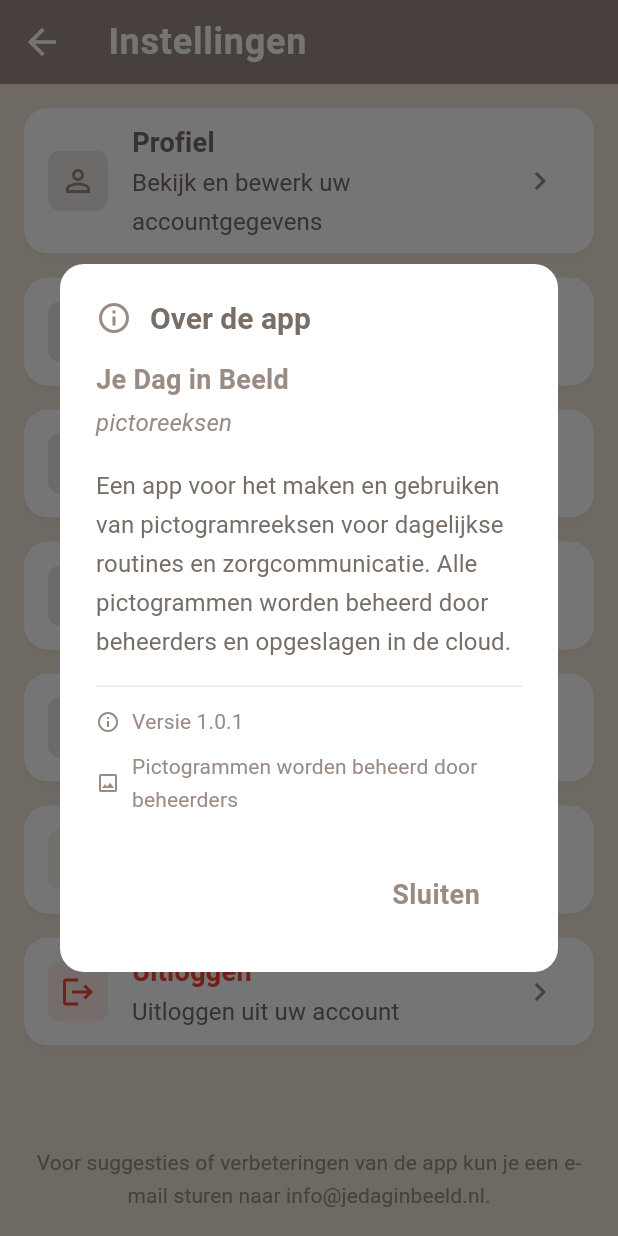
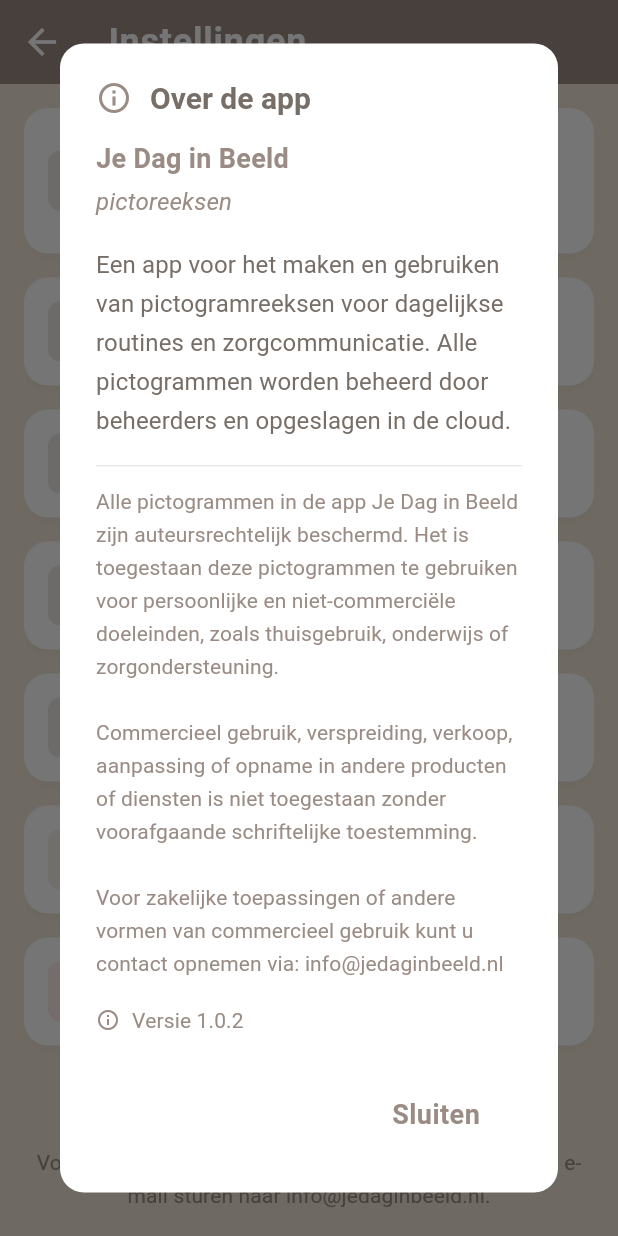
Before and after one commit to Aryan0342/Caregiver, a Flutter app: the _SettingsScreenContent screen opened directly, after a tap on "Over de app", on a phone screen of 412 x 824 dp. Run offline on Flutter 3.47's test engine with Material 3 defaults, Android fonts, the phone set to English and light mode, and no system bars; our stand-ins replace cloud_firestore, firebase_auth, firebase_core, pdf, printing, share_plus and 1 more; accounts and stored records are empty.

Commit message:
feat: Add copyright notice for pictograms in app localizations

```diff
--- a/lib/l10n/app_localizations.dart
+++ b/lib/l10n/app_localizations.dart
@@ -575,6 +575,9 @@
       ? 'Pictogrammen worden automatisch opgeslagen voor offline gebruik. U kunt de app gebruiken zonder internetverbinding zodra de pictogrammen zijn geladen.'
       : 'Pictograms are automatically saved for offline use. You can use the app without an internet connection once the pictograms are loaded.';
   String get version => _language == AppLanguage.dutch ? 'Versie' : 'Version';
+  String get copyrightNotice => _language == AppLanguage.dutch
+      ? 'Alle pictogrammen in de app Je Dag in Beeld zijn auteursrechtelijk beschermd. Het is toegestaan deze pictogrammen te gebruiken voor persoonlijke en niet-commerciële doeleinden, zoals thuisgebruik, onderwijs of zorgondersteuning.\n\nCommercieel gebruik, verspreiding, verkoop, aanpassing of opname in andere producten of diensten is niet toegestaan zonder voorafgaande schriftelijke toestemming.\n\nVoor zakelijke toepassingen of andere vormen van commercieel gebruik kunt u contact opnemen via: info@jedaginbeeld.nl'
+      : 'All pictograms in the Je Dag in Beeld app are protected by copyright. These pictograms may be used for personal and non-commercial purposes, such as home use, education, or care support.\n\nCommercial use, distribution, sale, modification, or inclusion in other products or services is not permitted without prior written permission.\n\nFor business applications or other forms of commercial use, please contact: info@jedaginbeeld.nl';
   String get pictogramsFrom => _language == AppLanguage.dutch
       ? 'Pictogrammen worden beheerd door beheerders'
       : 'Pictograms are managed by administrators';
@@ -813,8 +816,7 @@
       _language == AppLanguage.dutch ? 'verwijderd' : 'deleted';
   String get deleteFailed =>
       _language == AppLanguage.dutch ? 'Verwijderen mislukt' : 'Delete failed';
-  String get failed =>
-      _language == AppLanguage.dutch ? 'mislukt' : 'failed';
+  String get failed => _language == AppLanguage.dutch ? 'mislukt' : 'failed';
 }
 
 // Helper to get localizations from context
--- a/lib/screens/settings_screen.dart
+++ b/lib/screens/settings_screen.dart
@@ -185,6 +185,13 @@
               const SizedBox(height: 16),
               Divider(color: AppTheme.textSecondary.withValues(alpha: 0.2)),
               const SizedBox(height: 12),
+              Text(
+                localizations.copyrightNotice,
+                style: Theme.of(context).textTheme.bodySmall?.copyWith(
+                      color: AppTheme.textSecondary,
+                    ),
+              ),
+              const SizedBox(height: 16),
               Row(
                 children: [
                   Icon(
@@ -195,26 +202,7 @@
                   const SizedBox(width: 8),
                   Expanded(
                     child: Text(
-                      '${localizations.version} 1.0.1',
-                      style: Theme.of(context).textTheme.bodySmall?.copyWith(
-                            color: AppTheme.textSecondary,
-                          ),
-                    ),
-                  ),
-                ],
-              ),
-              const SizedBox(height: 8),
-              Row(
-                children: [
-                  Icon(
-                    Icons.image_outlined,
-                    size: 16,
-                    color: AppTheme.textSecondary,
-                  ),
-                  const SizedBox(width: 8),
-                  Expanded(
-                    child: Text(
-                      localizations.pictogramsFrom,
+                      '${localizations.version} 1.0.2',
                       style: Theme.of(context).textTheme.bodySmall?.copyWith(
                             color: AppTheme.textSecondary,
                           ),
```
